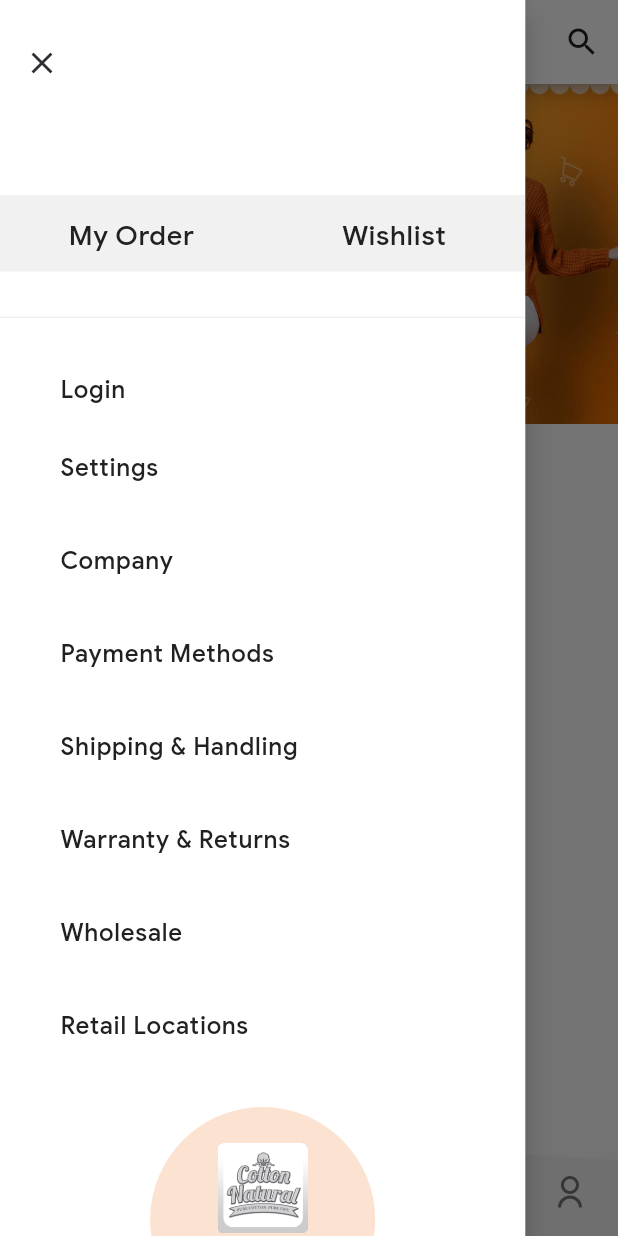
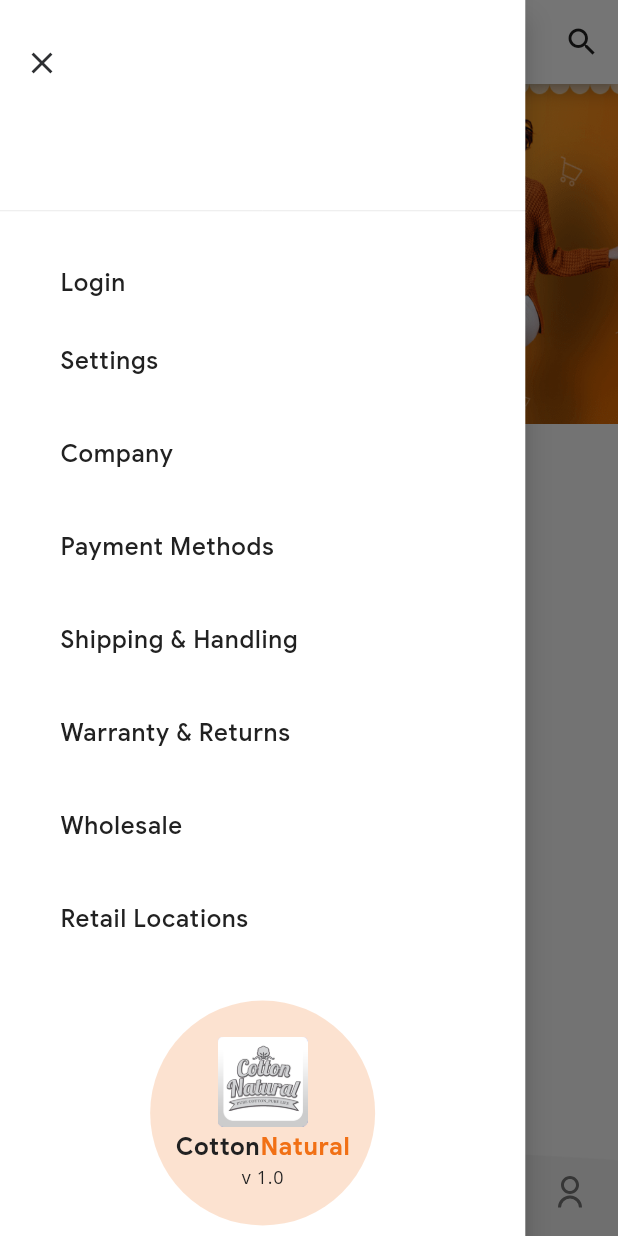
Before and after one commit to moh3enit/cotton-app, a Flutter app: the ShHomeScreen screen opened directly, with the side drawer open, on a phone screen of 412 x 824 dp. Run offline on Flutter 3.47's test engine with Material 2 defaults, Android fonts, the phone set to English and light mode, and no system bars; our stand-ins replace cached_network_image, carousel_slider, connectivity, flutter_mobx, flutter_slidable, flutter_svg and 6 more; missing offline and left inert: dart:ffi; accounts and stored records are empty; generated files the repository leaves out were written again; network calls fail; project files that could hold a hidden picture were left out.

Commit message:
edit order

```diff
--- a/lib/shopHop/controllers/OrderController.dart
+++ b/lib/shopHop/controllers/OrderController.dart
@@ -42,7 +42,7 @@ class OrderController {
   }
 
   //------------------------ Get single order -----------------------------------------//
-  static Future<MyResponse<Order>> getSingleOrder(int? id) async {
+  static Future<MyResponse<Order_data>> getSingleOrder(int? id) async {
     //Getting User Api Token
     String token = await AuthController.getApiToken() ?? '';
     String url = ApiUtil.MAIN_API_URL + ApiUtil.ORDER_DETAIL + id!.toString();
@@ -57,10 +57,10 @@ class OrderController {
 
     try {
       NetworkResponse response = await Network.get(url, headers: headers);
-      MyResponse<Order> myResponse = MyResponse(response.statusCode);
+      MyResponse<Order_data> myResponse = MyResponse(response.statusCode);
       if (ApiUtil.isResponseSuccess(response.statusCode)) {
         myResponse.success = true;
-        myResponse.data = Order.fromJson(json.decode(response.body));
+        myResponse.data = Order_data.fromJson(json.decode(response.body));
       } else {
         Map<String, dynamic> data = json.decode(response.body);
         myResponse.success = false;
--- a/lib/shopHop/screens/ShHomeScreen.dart
+++ b/lib/shopHop/screens/ShHomeScreen.dart
@@ -162,7 +162,7 @@ class ShHomeScreenState extends State<ShHomeScreen> {
                       Center(
                         child: Padding(
                             padding: const EdgeInsets.only(
-                                top: 60, right: spacing_large),
+                                top: 70, right: spacing_large),
                             child: Column(
                               children: <Widget>[
                                 SizedBox(height: spacing_middle),
@@ -181,8 +181,11 @@ class ShHomeScreenState extends State<ShHomeScreen> {
                               child: Icon(Icons.clear)))
                     ],
                   ),
-                  SizedBox(height: 30),
-                  Container(
+                  login
+                      ? SizedBox(height: 30)
+                      : SizedBox(),
+                  login
+                      ? Container(
                           color: sh_editText_background,
                           padding: EdgeInsets.fromLTRB(
                               0, spacing_standard, 0, spacing_standard),
@@ -228,7 +231,8 @@ class ShHomeScreenState extends State<ShHomeScreen> {
                               ),
                             ],
                           ),
-                  ),
+                        )
+                      : SizedBox(),
                   ListView.builder(
                     scrollDirection: Axis.vertical,
                     itemCount: list.length,
--- a/lib/shopHop/screens/ShOrderListScreen.dart
+++ b/lib/shopHop/screens/ShOrderListScreen.dart
@@ -56,7 +56,7 @@ class ShOrderListScreenState extends State<ShOrderListScreen> {
       itemBuilder: (context, index) {
         return InkWell(
           onTap: () {
-            Navigator.push(context, MaterialPageRoute(builder: (context) => ShOrderDetailScreen(order: list[index].id)));
+            Navigator.push(context, MaterialPageRoute(builder: (context) => ShOrderDetailScreen(order: list[index])));
           },
           child: Container(
             padding: EdgeInsets.all(10.0),
```
Also changed, not shown: lib/shopHop/screens/ShOrderDetailScreen.dart (+11 -11 lines), lib/shopHop/screens/ShWishlistFragment.dart (+6 -4 lines). Lines whose indentation alone changed are shown as unchanged.
